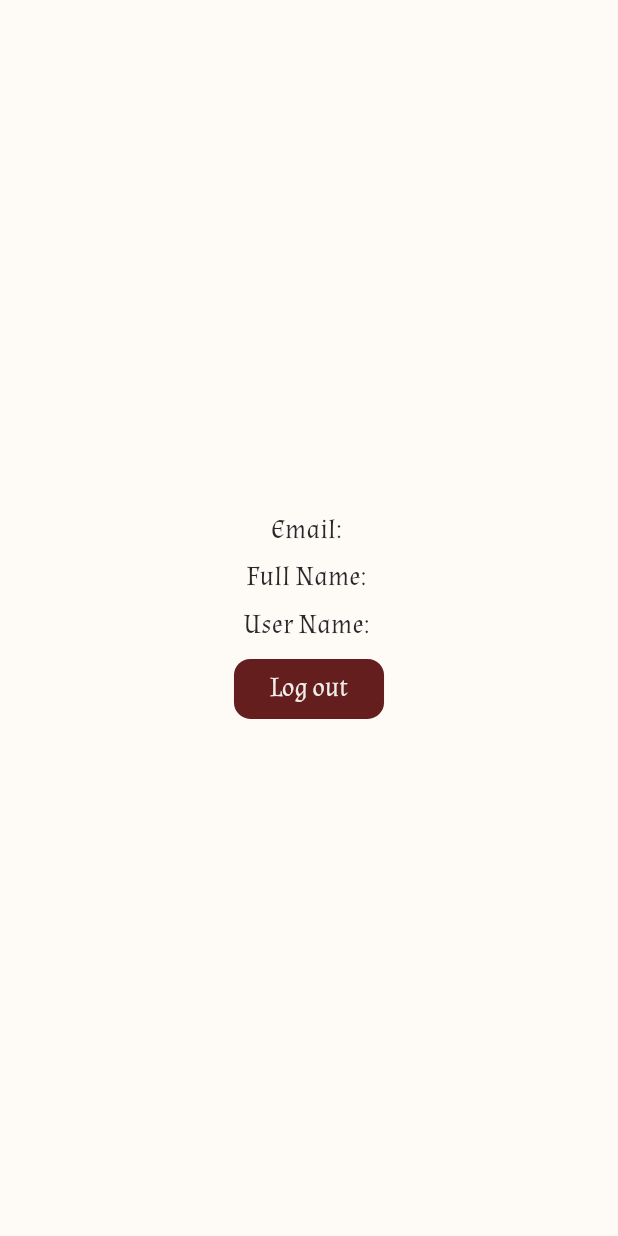
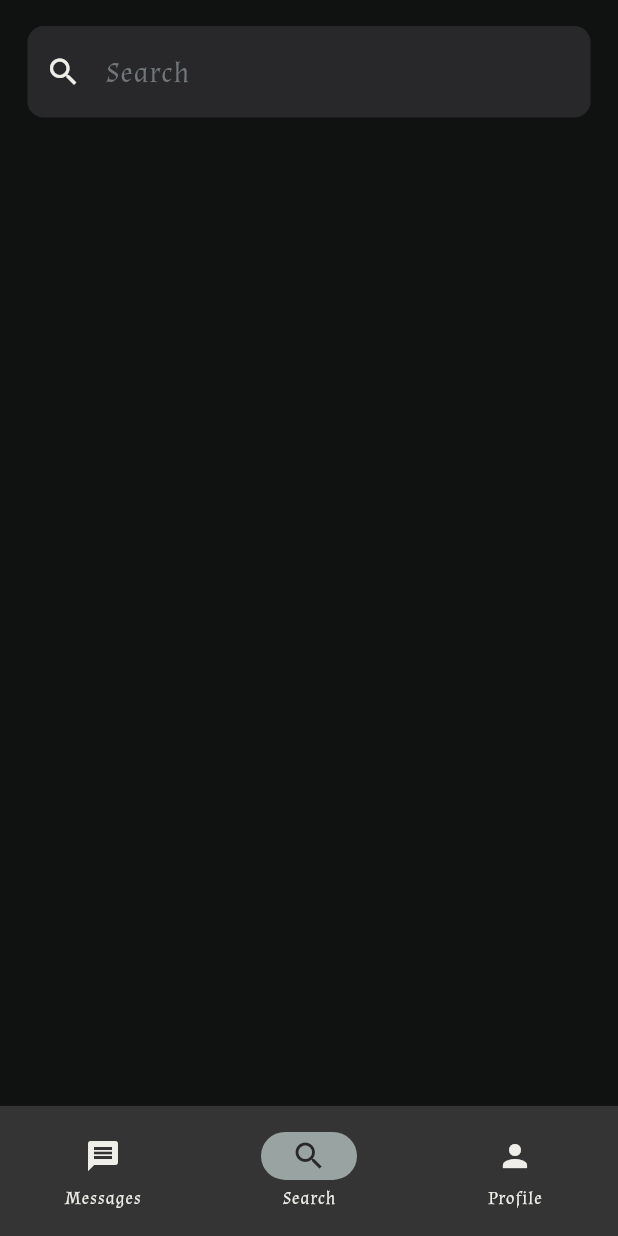
Before and after one commit to abel-yetintu/Owl, a Flutter app: the screen it shows once a user with an empty profile is signed in, on a phone screen of 412 x 824 dp. Run offline on Flutter 3.47's test engine with Material 3 defaults, Android fonts, the light colour scheme and no system bars; our stand-ins replace cloud_firestore, delightful_toast, firebase_auth, firebase_core, flutter_screenutil, flutter_spinkit and 3 more; accounts and stored records are empty; generated files the repository leaves out were written again.

Commit message:
Added search feature.

```diff
--- a/lib/auth_wrapper.dart
+++ b/lib/auth_wrapper.dart
@@ -1,6 +1,6 @@
 import 'package:flutter/material.dart';
 import 'package:owl/providers/auth_provider.dart';
-import 'package:owl/ui/pages/auth/email_verification_page.dart';
+import 'package:owl/providers/search_provider.dart';
 import 'package:owl/ui/pages/auth/login_page.dart';
 import 'package:owl/ui/pages/error_page.dart';
 import 'package:owl/ui/pages/loading_page.dart';
@@ -15,9 +15,11 @@ class AuthWrapper extends StatelessWidget {
     AuthProvider auth = context.watch<AuthProvider>();
     if (auth.user == null) {
       return const LoginPage();
-    } else if (!auth.user!.emailVerified) {
-      return const EmailVerificationPage();
-    } else {
+    }
+    //  else if (!auth.user!.emailVerified) {
+    //   return const EmailVerificationPage();
+    // }
+    else {
       if (auth.owlUser == null) {
         return FutureBuilder(
           future: auth.getOwlUser(uid: auth.user!.uid),
@@ -33,7 +35,12 @@ class AuthWrapper extends StatelessWidget {
               );
             } else {
               if (snapshot.data!) {
-                return const MainPage();
+                return MultiProvider(
+                  providers: [
+                    ChangeNotifierProvider(create: (context) => SearchProvider()),
+                  ],
+                  child: const MainPage(),
+                );
               } else {
                 return ErrorPage(
                   onPressed: () {
@@ -46,7 +53,12 @@ class AuthWrapper extends StatelessWidget {
           },
         );
       } else {
-        return const MainPage();
+        return MultiProvider(
+          providers: [
+            ChangeNotifierProvider(create: (context) => SearchProvider()),
+          ],
+          child: const MainPage(),
+        );
       }
     }
   }
--- a/lib/models/owl_user.dart
+++ b/lib/models/owl_user.dart
@@ -1,4 +1,3 @@
-// ignore_for_file: public_member_api_docs, sort_constructors_first
 import 'dart:convert';
 
 class OwlUser {
@@ -6,9 +5,10 @@ class OwlUser {
   final String email;
   final String userName;
   final String fullName;
-  final String? profilePicture;
+  final String profilePicture;
 
   OwlUser({required this.uid, required this.email, required this.userName, required this.fullName, required this.profilePicture});
+
 
   Map<String, dynamic> toMap() {
     return <String, dynamic>{
@@ -26,7 +26,7 @@ class OwlUser {
       email: map['email'] as String,
       userName: map['userName'] as String,
       fullName: map['fullName'] as String,
-      profilePicture: map['profilePicture'] != null ? map['profilePicture'] as String : null,
+      profilePicture: map['profilePicture'] as String,
     );
   }
 
--- a/lib/providers/auth_provider.dart
+++ b/lib/providers/auth_provider.dart
@@ -40,6 +40,7 @@ class AuthProvider extends ChangeNotifier {
 
   Future<bool> signInWithEmailAndPassword({required String email, required String password}) async {
     _loading = true;
+    notifyListeners();
     try {
       final user = await _authService.signInWithEmailAndPassword(email: email, password: password);
       if (user != null) {
@@ -61,6 +62,7 @@ class AuthProvider extends ChangeNotifier {
     required String userName,
   }) async {
     _loading = true;
+    notifyListeners();
     try {
       final isUserNameAvailable = await DatabaseService().isUserNameAvailable(userName: userName);
       if (isUserNameAvailable) {
--- /dev/null
+++ b/lib/providers/search_provider.dart
@@ -0,0 +1,30 @@
+import 'package:flutter/material.dart';
+import 'package:owl/models/owl_user.dart';
+import 'package:owl/services/database_service.dart';
+
+class SearchProvider extends ChangeNotifier {
+  final DatabaseService _db = DatabaseService();
+
+  List<OwlUser> _owlUsers = [];
+  List<OwlUser> get owlUsers => _owlUsers;
+
+  bool _loading = false;
+  bool get loading => _loading;
+
+  String? _error;
+  String? get error => _error;
+
+  Future<void> serchUserByUserName({required String userName}) async {
+    _loading = true;
+    _error = null;
+    notifyListeners();
+    try {
+      _owlUsers = (await _db.getOwlUsers()).where((owlUser) => owlUser.userName.contains(userName)).toList();
+    } catch (_) {
+      _error = "Ooops.. Something went wrong!";
+    } finally {
+      _loading = false;
+      notifyListeners();
+    }
+  }
+}
--- a/lib/providers/theme_provider.dart
+++ b/lib/providers/theme_provider.dart
@@ -1,7 +1,7 @@
 import 'package:flutter/material.dart';
 
 class ThemeProvider extends ChangeNotifier {
-  ThemeMode _themeMode = ThemeMode.light;
+  ThemeMode _themeMode = ThemeMode.dark;
   ThemeMode get themeMode => _themeMode;
 
   toggleTheme(bool isDark) {
--- a/lib/theme/custom_themes/text_theme.dart
+++ b/lib/theme/custom_themes/text_theme.dart
@@ -36,13 +36,25 @@ class CustomTextTheme {
     ),
     titleLarge: TextStyle(
       fontFamily: 'Almendra',
-      color: CustomColors.darkGrey,
+      color: CustomColors.mediumGrey,
     ),
     titleMedium: TextStyle(
       fontFamily: 'Almendra',
+      color: CustomColors.mediumGrey,
+    ),
+    titleSmall: TextStyle(
+      fontFamily: 'Almendra',
+      color: CustomColors.mediumGrey,
+    ),
+    labelLarge: TextStyle(
+      fontFamily: 'Almendra',
       color: CustomColors.darkGrey,
     ),
-    titleSmall: TextStyle(
+    labelMedium: TextStyle(
+      fontFamily: 'Almendra',
+      color: CustomColors.darkGrey,
+    ),
+    labelSmall: TextStyle(
       fontFamily: 'Almendra',
       color: CustomColors.darkGrey,
     ),
@@ -79,13 +91,25 @@ class CustomTextTheme {
     ),
     titleLarge: TextStyle(
       fontFamily: 'Almendra',
-      color: CustomColors.lightGrey,
+      color: CustomColors.mediumGrey,
     ),
     titleMedium: TextStyle(
       fontFamily: 'Almendra',
+      color: CustomColors.mediumGrey,
+    ),
+    titleSmall: TextStyle(
+      fontFamily: 'Almendra',
+      color: CustomColors.mediumGrey,
+    ),
+    labelLarge: TextStyle(
+      fontFamily: 'Almendra',
       color: CustomColors.lightGrey,
     ),
-    titleSmall: TextStyle(
+    labelMedium: TextStyle(
+      fontFamily: 'Almendra',
+      color: CustomColors.lightGrey,
+    ),
+    labelSmall: TextStyle(
       fontFamily: 'Almendra',
       color: CustomColors.lightGrey,
     ),
--- a/lib/ui/pages/main_page.dart
+++ b/lib/ui/pages/main_page.dart
@@ -1,36 +1,39 @@
 import 'package:flutter/material.dart';
 import 'package:flutter_screenutil/flutter_screenutil.dart';
-import 'package:owl/models/owl_user.dart';
-import 'package:owl/providers/auth_provider.dart';
-import 'package:provider/provider.dart';
+import 'package:owl/ui/pages/messages_page.dart';
+import 'package:owl/ui/pages/profile_page.dart';
+import 'package:owl/ui/pages/search_page.dart';
 
-class MainPage extends StatelessWidget {
+class MainPage extends StatefulWidget {
   const MainPage({super.key});
 
   @override
+  State<MainPage> createState() => _MainPageState();
+}
+
+class _MainPageState extends State<MainPage> {
+  final List<Widget> _pages = const [MessagesPage(), SearchPage(), ProfilePage()];
+  int _selectedIndex = 1;
+
+  @override
   Widget build(BuildContext context) {
-    OwlUser owlUser = context.read<AuthProvider>().owlUser!;
+
     return Scaffold(
-      body: Center(
-        child: Column(
-          mainAxisAlignment: MainAxisAlignment.center,
-          children: [
-            Text('Email: ${owlUser.email}'),
-            SizedBox(height: 6.h),
-            Text('Full Name: ${owlUser.fullName}'),
-            SizedBox(height: 6.h),
-            Text('User Name: ${owlUser.userName}'),
-            SizedBox(height: 6.h),
-            FilledButton(
-              child: const Text(
-                'Log out',
-              ),
-              onPressed: () {
-                Provider.of<AuthProvider>(context, listen: false).signOut();
-              },
-            ),
-          ],
-        ),
+      body: SafeArea(child: _pages[_selectedIndex]),
+      bottomNavigationBar: NavigationBar(
+        backgroundColor: Theme.of(context).colorScheme.tertiary,
+        height: 80.h,
+        selectedIndex: _selectedIndex,
+        onDestinationSelected: (value) {
+          setState(() {
+            _selectedIndex = value;
+          });
+        },
+        destinations: const [
+          NavigationDestination(icon: Icon(Icons.message), label: 'Messages'),
+          NavigationDestination(icon: Icon(Icons.search), label: 'Search'),
+          NavigationDestination(icon: Icon(Icons.person), label: 'Profile'),
+        ],
       ),
     );
   }
--- /dev/null
+++ b/lib/ui/pages/search_page.dart
@@ -0,0 +1,87 @@
+import 'package:flutter/material.dart';
+import 'package:flutter_screenutil/flutter_screenutil.dart';
+import 'package:owl/models/owl_user.dart';
+import 'package:owl/providers/search_provider.dart';
+import 'package:owl/ui/widgets/shimmer_widget.dart';
+import 'package:owl/ui/widgets/user_tile.dart';
+import 'package:provider/provider.dart';
+
+class SearchPage extends StatelessWidget {
+  const SearchPage({super.key});
+
+  @override
+  Widget build(BuildContext context) {
+    final searchProvider = context.watch<SearchProvider>();
+
+    return Padding(
+      padding: EdgeInsets.fromLTRB(16.w, 16.h, 16.w, 0),
+      child: Column(
+        children: [
+          TextField(
+            textInputAction: TextInputAction.search,
+            decoration: const InputDecoration(
+              hintText: 'Search',
+              prefixIcon: Icon(Icons.search),
+            ),
+            onSubmitted: (value) {
+              if (value.isNotEmpty) {
+                searchProvider.serchUserByUserName(userName: value);
+              }
+            },
+          ),
+          SizedBox(height: 24.h),
+          Expanded(
+            child: searchProvider.loading
+                ? _loadingUI()
+                : searchProvider.error != null
+                    ? _errorUI(searchProvider.error!)
+                    : _usersUi(context, searchProvider.owlUsers),
+          )
+        ],
+      ),
+    );
+  }
+
+  Widget _loadingUI() {
+    return ListView.builder(
+      itemCount: 5,
+      itemBuilder: (context, index) {
+        return Container(
+          margin: EdgeInsets.only(bottom: 16.h),
+          child: Row(
+            children: [
+              ShimmerWidget.circular(size: 25.r),
+              SizedBox(width: 16.w),
+              Column(
+                crossAxisAlignment: CrossAxisAlignment.start,
+                children: [
+                  ShimmerWidget.rectangular(height: 16.h, width: 150.h),
+                  SizedBox(height: 8.h),
+                  ShimmerWidget.rectangular(height: 12.h, width: 100.h),
+                ],
+              ),
+            ],
+          ),
+        );
+      },
+    );
+  }
+
+  Widget _errorUI(String error) {
+    return Center(
+      child: Text(error),
+    );
+  }
+
+  Widget _usersUi(BuildContext context, List<OwlUser> owlUsers) {
+    return ListView.builder(
+      itemCount: owlUsers.length,
+      itemBuilder: (context, index) {
+        return UserTile(
+          owlUser: owlUsers[index],
+          onTap: () {},
+        );
+      },
+    );
+  }
+}
--- a/pubspec.yaml
+++ b/pubspec.yaml
@@ -19,6 +19,7 @@ dependencies:
   get_it: ^7.7.0
   hexcolor: ^3.0.1
   provider: ^6.1.2
+  shimmer: ^3.0.0
   tuple: ^2.0.2
 
 dev_dependencies:
```
Also changed, not shown: lib/services/database_service.dart (+14 -0 lines), lib/ui/pages/messages_page.dart (added, +41 -0 lines), lib/ui/pages/profile_page.dart (added, +12 -0 lines), lib/ui/widgets/shimmer_widget.dart (added, +42 -0 lines), lib/ui/widgets/user_tile.dart (added, +44 -0 lines), assets/images/empty_pp.jpg (added), pubspec.lock.
